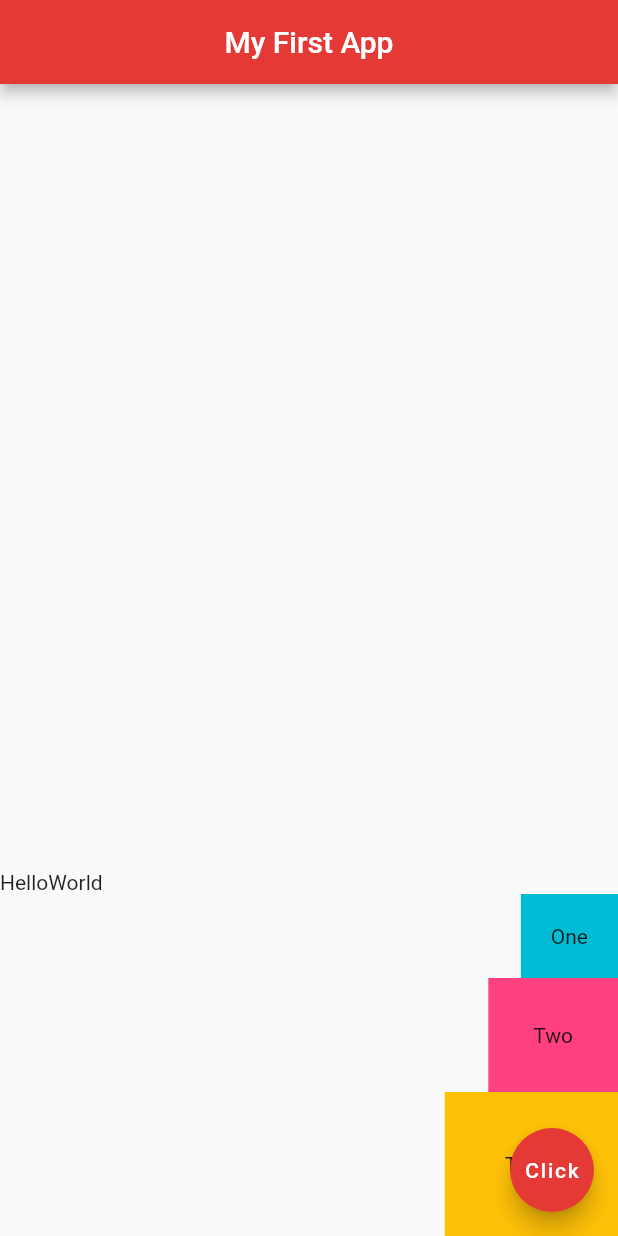
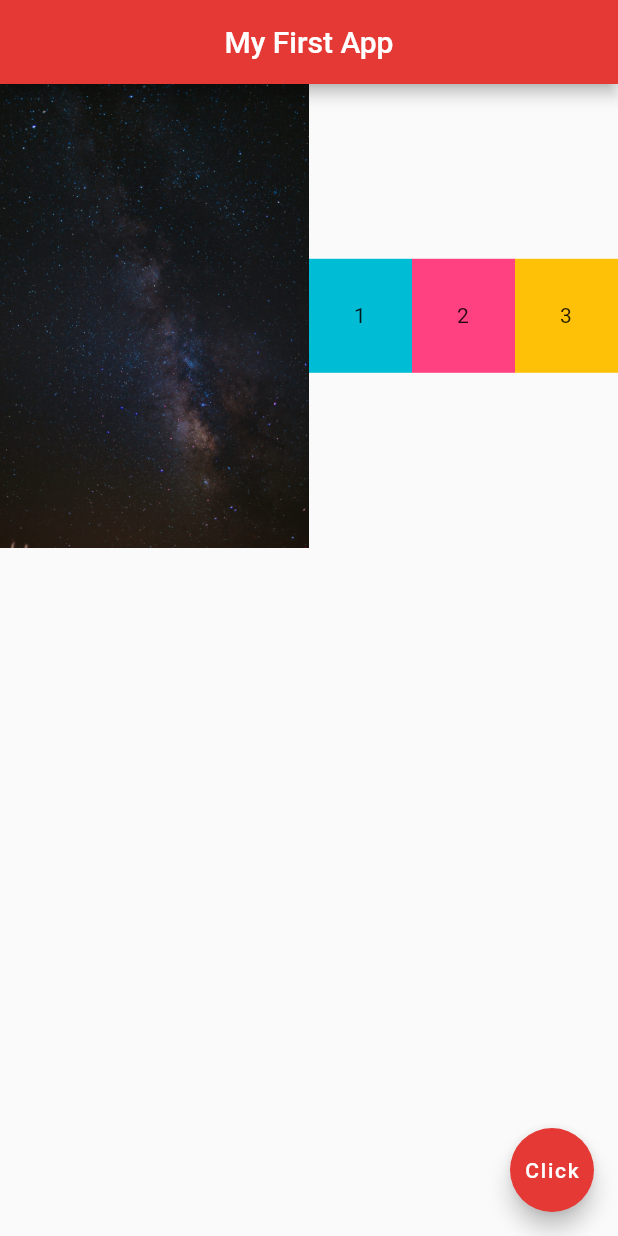
Before and after one commit to theagoliveira/flutter-tutorial-for-beginners, a Flutter app: the screen it shows after launch, on a phone screen of 412 x 824 dp. Run offline on Flutter 3.47's test engine with Material 2 defaults, Android fonts, the light colour scheme and no system bars.

Commit message:
Video #14

```diff
--- a/myapp/lib/main.dart
+++ b/myapp/lib/main.dart
@@ -15,28 +15,33 @@ class Home extends StatelessWidget {
         centerTitle: true,
         backgroundColor: Colors.red[600],
       ),
-      body: Column(
-        mainAxisAlignment: MainAxisAlignment.end,
-        crossAxisAlignment: CrossAxisAlignment.end,
+      body: Row(
         children: <Widget>[
-          Row(
-            children: <Widget>[
-              Text('Hello'),
-              Text('World'),
-            ],
+          Expanded(
+            flex: 3,
+            child: Image.asset('assets/space-2.jpg'),
           ),
-          Container(
-              padding: EdgeInsets.all(20.0),
-              color: Colors.cyan,
-              child: Text('One')),
-          Container(
-              padding: EdgeInsets.all(30.0),
-              color: Colors.pinkAccent,
-              child: Text('Two')),
-          Container(
-              padding: EdgeInsets.all(40.0),
-              color: Colors.amber,
-              child: Text('Three')),
+          Expanded(
+            flex: 1,
+            child: Container(
+                padding: EdgeInsets.all(30.0),
+                color: Colors.cyan,
+                child: Text('1')),
+          ),
+          Expanded(
+            flex: 1,
+            child: Container(
+                padding: EdgeInsets.all(30.0),
+                color: Colors.pinkAccent,
+                child: Text('2')),
+          ),
+          Expanded(
+            flex: 1,
+            child: Container(
+                padding: EdgeInsets.all(30.0),
+                color: Colors.amber,
+                child: Text('3')),
+          ),
         ],
       ),
       floatingActionButton: FloatingActionButton(
```
